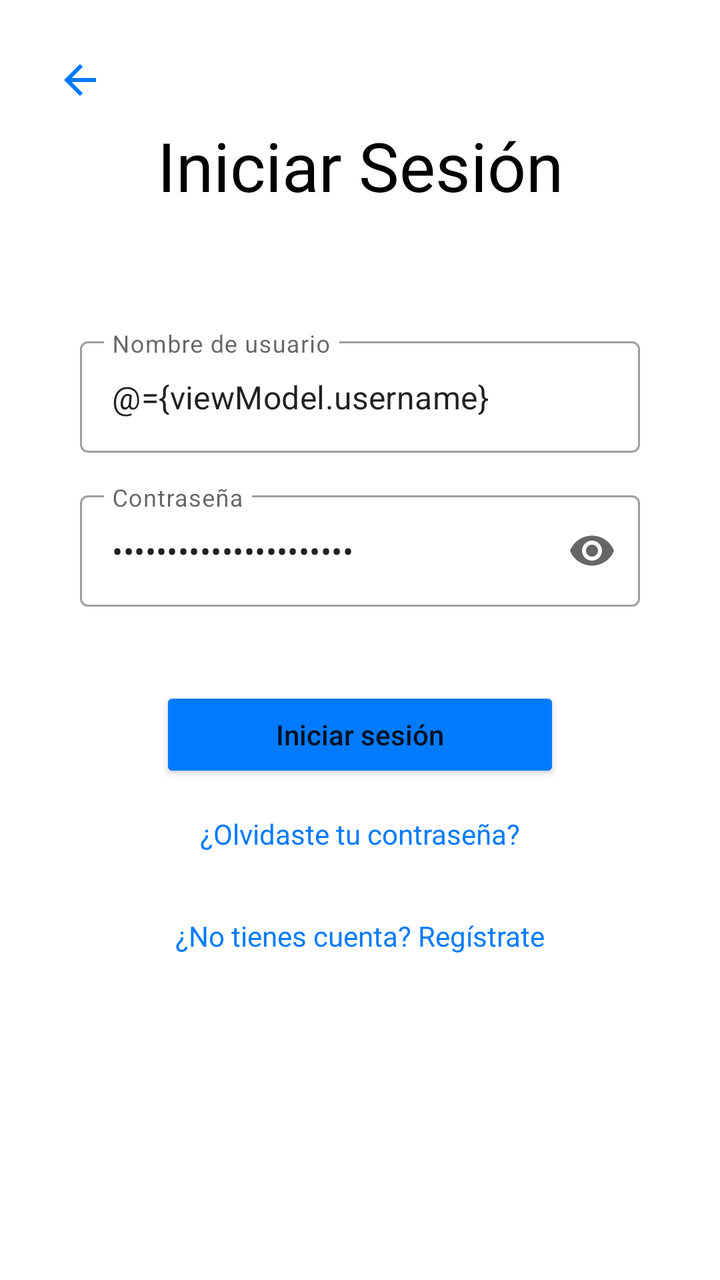
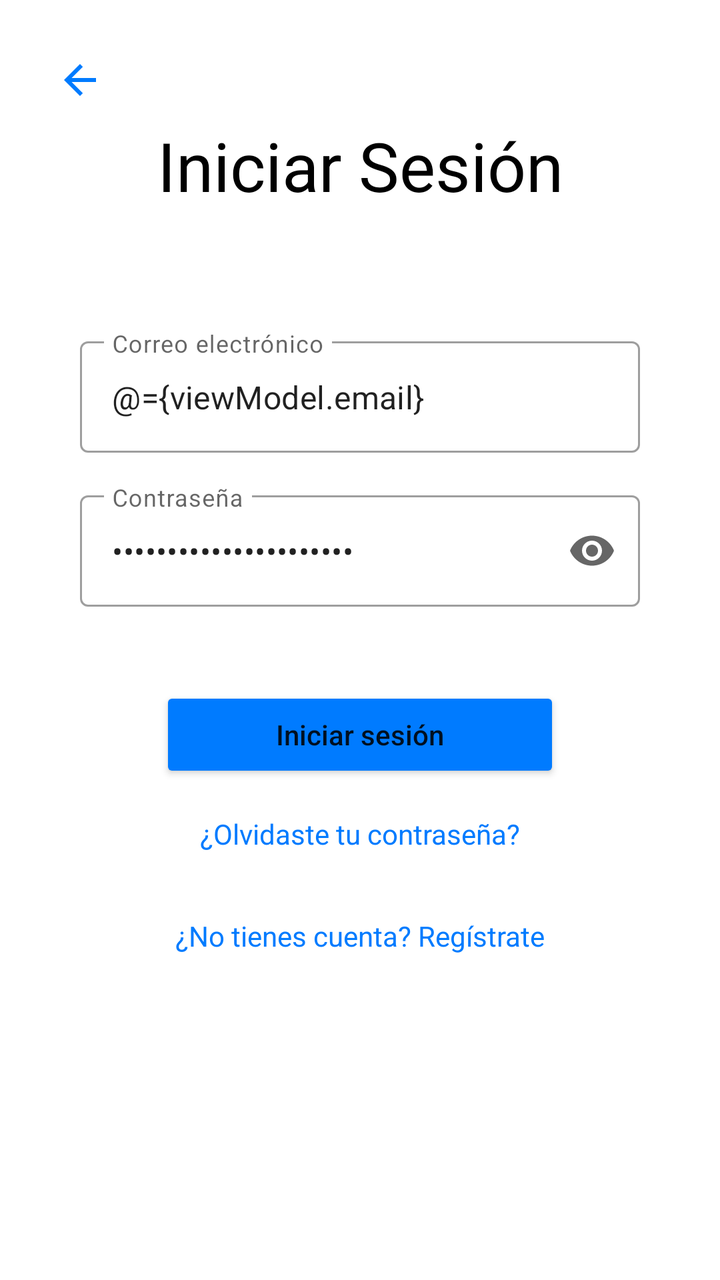

Before-and-after screenshots of an Android layout around one commit, followed by the original layout XML and the change that was made.
<!-- AndroidManifest.xml: application theme Theme.Parchis -->
<!-- res/layout/fragment_login.xml -->
<?xml version="1.0" encoding="utf-8"?>
<layout xmlns:android="http://schemas.android.com/apk/res/android"
    xmlns:app="http://schemas.android.com/apk/res-auto"
    xmlns:tools="http://schemas.android.com/tools">

    <data>
        <variable
            name="viewModel"
            type="com.example.parchis.viewmodel.LoginViewModel" />
    </data>

    <androidx.constraintlayout.widget.ConstraintLayout
        android:layout_width="match_parent"
        android:layout_height="match_parent"
        android:background="@color/white"
        android:fitsSystemWindows="true"
        tools:context=".view.LoginFragment">

        

        <ImageButton
            android:id="@+id/btnBackLogin"
            android:layout_width="48dp"
            android:layout_height="48dp"
            android:layout_marginStart="16dp"
            android:layout_marginTop="16dp"
            android:background="?attr/selectableItemBackgroundBorderless"
            android:contentDescription="@string/para_volver_al_menu"
            android:src="@drawable/ic_back"
            app:layout_constraintStart_toStartOf="parent"
            app:layout_constraintTop_toTopOf="parent" />

        <TextView
            android:id="@+id/textViewLoginTitle"
            android:layout_width="wrap_content"
            android:layout_height="wrap_content"
            android:layout_marginTop="60dp"
            android:text="@string/iniciar_sesi_n_title"
            android:textColor="@color/black"
            android:textSize="34sp"
            app:layout_constraintEnd_toEndOf="parent"
            app:layout_constraintStart_toStartOf="parent"
            app:layout_constraintTop_toTopOf="parent" />

        <com.google.android.material.textfield.TextInputLayout
            android:id="@+id/tilUsername"
            style="@style/Widget.MaterialComponents.TextInputLayout.OutlinedBox"
            android:layout_width="0dp"
            android:layout_height="wrap_content"
            android:layout_marginStart="40dp"
            android:layout_marginTop="60dp"
            android:layout_marginEnd="40dp"
            android:hint="@string/nombre_de_usuario"
            app:layout_constraintEnd_toEndOf="parent"
            app:layout_constraintStart_toStartOf="parent"
            app:layout_constraintTop_toBottomOf="@id/textViewLoginTitle">

            <com.google.android.material.textfield.TextInputEditText
                android:id="@+id/etUsernameLogin"
                android:layout_width="match_parent"
                android:layout_height="wrap_content"
                android:inputType="textPersonName"
                android:text="@={viewModel.username}" />
        </com.google.android.material.textfield.TextInputLayout>

        <com.google.android.material.textfield.TextInputLayout
            android:id="@+id/tilPassword"
            style="@style/Widget.MaterialComponents.TextInputLayout.OutlinedBox"
            android:layout_width="0dp"
            android:layout_height="wrap_content"
            android:layout_marginStart="40dp"
            android:layout_marginTop="16dp"
            android:layout_marginEnd="40dp"
            android:hint="@string/contrase_a"
            app:endIconMode="password_toggle"
            app:layout_constraintEnd_toEndOf="parent"
            app:layout_constraintStart_toStartOf="parent"
            app:layout_constraintTop_toBottomOf="@id/tilUsername">

            <com.google.android.material.textfield.TextInputEditText
                android:id="@+id/etPasswordLogin"
                android:layout_width="match_parent"
                android:layout_height="wrap_content"
                android:inputType="textPassword"
                android:text="@={viewModel.password}" />
        </com.google.android.material.textfield.TextInputLayout>

        <Button
            android:id="@+id/btnLoginSubmit"
            android:layout_width="200dp"
            android:layout_height="wrap_content"
            android:layout_marginTop="40dp"
            android:backgroundTint="@color/blue"
            android:onClick="@{() -> viewModel.onLoginClick()}"
            android:text="@string/iniciar_sesi_n"
            android:textAllCaps="false"
            app:layout_constraintEnd_toEndOf="parent"
            app:layout_constraintStart_toStartOf="parent"
            app:layout_constraintTop_toBottomOf="@id/tilPassword" />

        <TextView
            android:id="@+id/btnForgotPassword"
            android:layout_width="wrap_content"
            android:layout_height="wrap_content"
            android:layout_marginTop="16dp"
            android:text="@string/olvidaste_tu_contrase_a"
            android:textColor="@color/blue"
            app:layout_constraintEnd_toEndOf="parent"
            app:layout_constraintStart_toStartOf="parent"
            app:layout_constraintTop_toBottomOf="@id/btnLoginSubmit" />

        <TextView
            android:id="@+id/btnGoToRegister"
            android:layout_width="wrap_content"
            android:layout_height="wrap_content"
            android:layout_marginTop="32dp"
            android:text="@string/no_tienes_cuenta_registrate"
            android:textColor="@color/blue"
            app:layout_constraintEnd_toEndOf="parent"
            app:layout_constraintStart_toStartOf="parent"
            app:layout_constraintTop_toBottomOf="@id/btnForgotPassword" />

    </androidx.constraintlayout.widget.ConstraintLayout>
</layout>
<!-- resources referenced by this layout -->
<resources>
  <color name="black">#FF000000</color>
  <color name="blue">#FF007BFF</color>
  <color name="white">#FFFFFFFF</color>
  <!-- drawable ic_back (drawable) -->
  <vector xmlns:android="http://schemas.android.com/apk/res/android"
      android:width="24dp"
      android:height="24dp"
      android:viewportWidth="24"
      android:viewportHeight="24">
      <path
          android:fillColor="@color/blue"
          android:pathData="M20,11H7.83l5.59-5.59L12,4l-8,8l8,8l1.41-1.41L7.83,13H20V11z" />
  </vector>
  <string name="contrase_a">Contraseña</string>
  <string name="iniciar_sesi_n">Iniciar sesión</string>
  <string name="iniciar_sesi_n_title">Iniciar Sesión</string>
  <string name="no_tienes_cuenta_registrate">¿No tienes cuenta? Regístrate</string>
  <string name="nombre_de_usuario">Nombre de usuario</string>
  <string name="olvidaste_tu_contrase_a">¿Olvidaste tu contraseña?</string>
  <string name="para_volver_al_menu">Para volver al menu</string>
  <style name="Theme.Parchis" parent="Theme.MaterialComponents.DayNight.NoActionBar">
          
          <item name="colorPrimary">@color/purple_500</item>
          <item name="colorPrimaryVariant">@color/purple_700</item>
          <item name="colorOnPrimary">@color/white</item>
          
          <item name="colorSecondary">@color/teal_200</item>
          <item name="colorSecondaryVariant">@color/teal_700</item>
          <item name="colorOnSecondary">@color/black</item>
      </style>
  <color name="purple_500">#FF6200EE</color>
  <color name="purple_700">#FF3700B3</color>
  <color name="teal_200">#FF03DAC5</color>
  <color name="teal_700">#FF018786</color>
</resources>

<!-- the commit's change to res/layout/fragment_login.xml (unified diff, before → after) -->
@@ -15,8 +15,6 @@
         android:background="@color/white"
         android:fitsSystemWindows="true"
         tools:context=".view.LoginFragment">
-
-        
 
         <ImageButton
             android:id="@+id/btnBackLogin"
@@ -43,24 +41,24 @@
             app:layout_constraintTop_toTopOf="parent" />
 
         <com.google.android.material.textfield.TextInputLayout
-            android:id="@+id/tilUsername"
+            android:id="@+id/tilEmail"
             style="@style/Widget.MaterialComponents.TextInputLayout.OutlinedBox"
             android:layout_width="0dp"
             android:layout_height="wrap_content"
             android:layout_marginStart="40dp"
             android:layout_marginTop="60dp"
             android:layout_marginEnd="40dp"
-            android:hint="@string/nombre_de_usuario"
+            android:hint="Correo electrónico"
             app:layout_constraintEnd_toEndOf="parent"
             app:layout_constraintStart_toStartOf="parent"
             app:layout_constraintTop_toBottomOf="@id/textViewLoginTitle">
 
             <com.google.android.material.textfield.TextInputEditText
-                android:id="@+id/etUsernameLogin"
+                android:id="@+id/etEmailLogin"
                 android:layout_width="match_parent"
                 android:layout_height="wrap_content"
-                android:inputType="textPersonName"
-                android:text="@={viewModel.username}" />
+                android:inputType="textEmailAddress"
+                android:text="@={viewModel.email}" />
         </com.google.android.material.textfield.TextInputLayout>
 
         <com.google.android.material.textfield.TextInputLayout
@@ -75,7 +73,7 @@
             app:endIconMode="password_toggle"
             app:layout_constraintEnd_toEndOf="parent"
             app:layout_constraintStart_toStartOf="parent"
-            app:layout_constraintTop_toBottomOf="@id/tilUsername">
+            app:layout_constraintTop_toBottomOf="@id/tilEmail">
 
             <com.google.android.material.textfield.TextInputEditText
                 android:id="@+id/etPasswordLogin"
<!-- resource entries referenced after the edit -->
@@ -17,7 +17,6 @@
   <string name="iniciar_sesi_n">Iniciar sesión</string>
   <string name="iniciar_sesi_n_title">Iniciar Sesión</string>
   <string name="no_tienes_cuenta_registrate">¿No tienes cuenta? Regístrate</string>
-  <string name="nombre_de_usuario">Nombre de usuario</string>
   <string name="olvidaste_tu_contrase_a">¿Olvidaste tu contraseña?</string>
   <string name="para_volver_al_menu">Para volver al menu</string>
   <style name="Theme.Parchis" parent="Theme.MaterialComponents.DayNight.NoActionBar">
